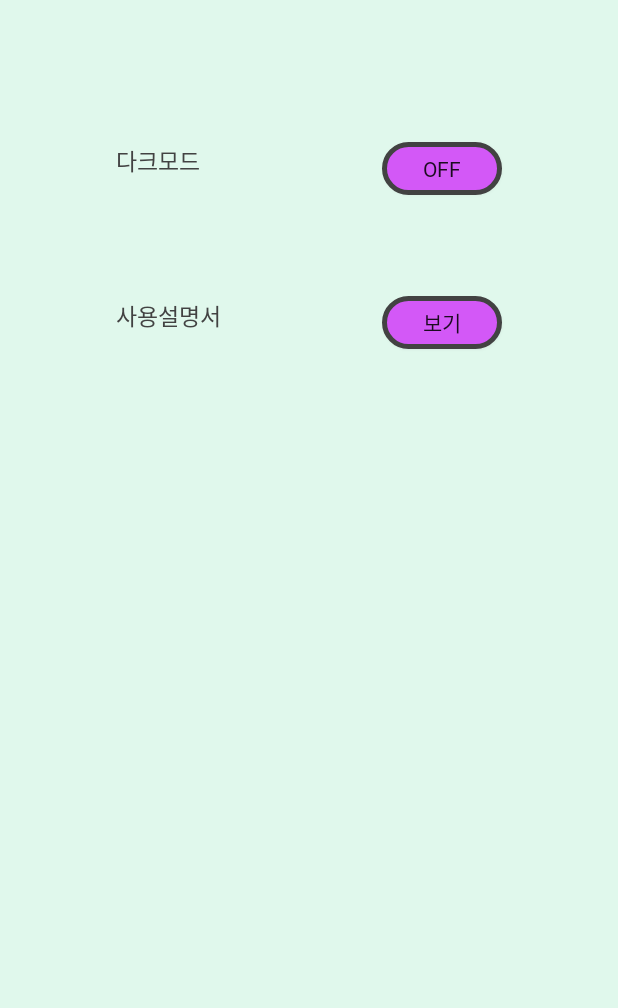
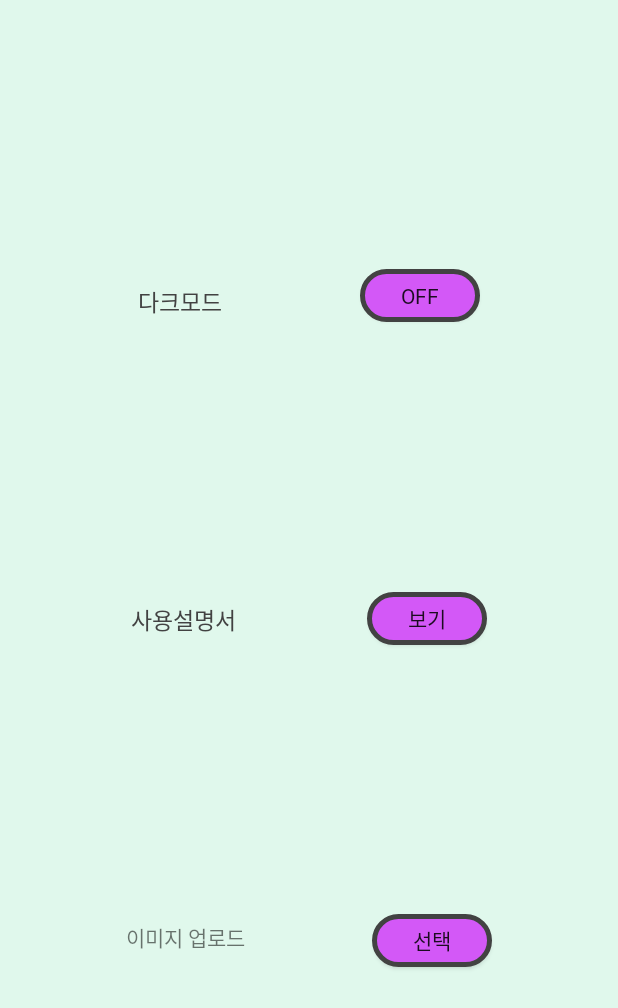
Before and after one commit to suteeee/RecycleApp, an Android app: the fragment AppSettingFragment shown on its own in the app's theme, on a phone screen of 412 x 824 dp. Shown: the top 1008 px of the screen. Run offline under Robolectric (Android 15) with nearby library versions, the phone set to English and light mode, and no system bars; 5 statements that could not run were skipped.

Commit message:
결과화면 구성 살짝 변경

```diff
--- a/app/src/main/java/com/kt/recycleapp/java/announce/AnnounceAdapter.java
+++ b/app/src/main/java/com/kt/recycleapp/java/announce/AnnounceAdapter.java
@@ -58,6 +58,9 @@ class AnnounceViewHoler extends RecyclerView.ViewHolder{
     public void bind(AnnounceData data ,int position) {
         binding.whatisTv2.setText(data.itemName);
         binding.howtorecycleTv1.setText(data.resultInfo);
+        binding.productClassisicationTv2.setText(data.kind);
+        if(position == 0) DatabaseReadModel.Companion.setNameForSetImage(data.itemName);
+
         model.setImage(context,binding.announceIv,binding.imageLoadingPb,data.itemName);
 
     }
--- a/app/src/main/java/com/kt/recycleapp/java/announce/AnnounceData.java
+++ b/app/src/main/java/com/kt/recycleapp/java/announce/AnnounceData.java
@@ -3,8 +3,10 @@ package com.kt.recycleapp.java.announce;
 public class AnnounceData {
     String itemName = "";
     String resultInfo = "";
-    public AnnounceData(String itemName, String resultInfo) {
+    String kind = "";
+    public AnnounceData(String itemName, String resultInfo, String kind) {
         this.itemName = itemName;
         this.resultInfo = resultInfo;
+        this.kind = kind;
     }
 }
--- a/app/src/main/java/com/kt/recycleapp/java/announce/bindAdapter.java
+++ b/app/src/main/java/com/kt/recycleapp/java/announce/bindAdapter.java
@@ -1,9 +1,14 @@
 package com.kt.recycleapp.java.announce;
+
+import android.widget.ImageView;
 
 import androidx.databinding.BindingAdapter;
 import androidx.databinding.ObservableArrayList;
 import androidx.recyclerview.widget.LinearLayoutManager;
 import androidx.recyclerview.widget.RecyclerView;
+
+import com.bumptech.glide.Glide;
+import com.kt.recycleapp.kotlin.etc.GlideApp;
 
 public class bindAdapter {
     @BindingAdapter("announce")
@@ -17,4 +22,5 @@ public class bindAdapter {
         ((AnnounceAdapter)recyclerView.getAdapter()).setItems(item);
         ((AnnounceAdapter)recyclerView.getAdapter()).notifyDataSetChanged();
     }
+
 }
--- a/app/src/main/java/com/kt/recycleapp/java/fragment/AppSettingFragment.java
+++ b/app/src/main/java/com/kt/recycleapp/java/fragment/AppSettingFragment.java
@@ -28,7 +28,7 @@ public class AppSettingFragment extends Fragment{
     private Button seeAnnounceButton;
     //private Switch darkmodSwitch;
     private Button darkmodButton;
-
+    private Button uploadButton;
 
 
     public View onCreateView(LayoutInflater inflater, ViewGroup container, Bundle savedInstanceState) {
@@ -40,7 +40,7 @@ public class AppSettingFragment extends Fragment{
         seeAnnounceButton = (Button) rootView.findViewById(R.id.announce_bt1);
         //darkmodSwitch = (Switch) rootView.findViewById(R.id.darkmod_sch1);
         darkmodButton = (Button) rootView.findViewById(R.id.darkmodonoff_bt1);
-
+        uploadButton = rootView.findViewById(R.id.imageUpload_btn1);
 
         MyPreferenceManager prefs = new MyPreferenceManager(requireContext()); //만들었던 preferenceManager를 쓸수있게 생성
 
@@ -75,6 +75,13 @@ public class AppSettingFragment extends Fragment{
                 }
             }
         });
+
+        uploadButton.setOnClickListener(v -> {
+            /*
+            * 여기에 코드 추가
+            * */
+        });
+
 
         return rootView;
     }
--- a/app/src/main/res/layout/fragment_app_setting.xml
+++ b/app/src/main/res/layout/fragment_app_setting.xml
@@ -12,31 +12,29 @@
 
     <TextView
         android:id="@+id/darkmod_tv1"
-        android:layout_width="100dp"
-        android:layout_height="30dp"
+        android:layout_width="wrap_content"
+        android:layout_height="wrap_content"
         android:fontFamily="@font/font3"
         android:text="다크모드"
         android:textColor="@color/main_text_color"
         android:textSize="15sp"
-        app:layout_constraintBottom_toBottomOf="parent"
+        app:layout_constraintBottom_toTopOf="@+id/announce_tv1"
         app:layout_constraintEnd_toStartOf="@+id/darkmodonoff_bt1"
         app:layout_constraintStart_toStartOf="parent"
-        app:layout_constraintTop_toTopOf="parent"
-        app:layout_constraintVertical_bias="0.12" />
+        app:layout_constraintTop_toTopOf="parent" />
 
     <TextView
         android:id="@+id/announce_tv1"
-        android:layout_width="100dp"
-        android:layout_height="30dp"
+        android:layout_width="wrap_content"
+        android:layout_height="wrap_content"
         android:fontFamily="@font/font3"
         android:text="사용설명서"
         android:textColor="@color/main_text_color"
         android:textSize="15sp"
-        app:layout_constraintBottom_toBottomOf="parent"
+        app:layout_constraintBottom_toTopOf="@+id/imageUpload_tv1"
         app:layout_constraintEnd_toStartOf="@+id/announce_bt1"
         app:layout_constraintStart_toStartOf="parent"
-        app:layout_constraintTop_toTopOf="parent"
-        app:layout_constraintVertical_bias="0.25" />
+        app:layout_constraintTop_toBottomOf="@+id/darkmod_tv1" />
 
     <Button
         android:id="@+id/announce_bt1"
@@ -45,11 +43,10 @@
         android:background="@drawable/common_buttom_design"
         android:fontFamily="@font/font3"
         android:text="보기"
-        app:layout_constraintBottom_toBottomOf="parent"
+        app:layout_constraintBottom_toTopOf="@+id/imageUpload_btn1"
         app:layout_constraintEnd_toEndOf="parent"
         app:layout_constraintStart_toEndOf="@+id/announce_tv1"
-        app:layout_constraintTop_toTopOf="parent"
-        app:layout_constraintVertical_bias="0.25" />
+        app:layout_constraintTop_toBottomOf="@+id/darkmodonoff_bt1" />
 
     <Button
         android:id="@+id/darkmodonoff_bt1"
@@ -58,11 +55,33 @@
         android:background="@drawable/common_buttom_design"
         android:fontFamily="@font/font3"
         android:text="Button"
+        app:layout_constraintBottom_toTopOf="@+id/announce_bt1"
+        app:layout_constraintEnd_toEndOf="parent"
+        app:layout_constraintStart_toEndOf="@+id/darkmod_tv1"
+        app:layout_constraintTop_toTopOf="parent" />
+
+    <TextView
+        android:id="@+id/imageUpload_tv1"
+        android:layout_width="wrap_content"
+        android:layout_height="wrap_content"
+        android:text="이미지 업로드"
+        app:layout_constraintBottom_toBottomOf="parent"
+        app:layout_constraintEnd_toStartOf="@+id/imageUpload_btn1"
+        app:layout_constraintStart_toStartOf="parent"
+        app:layout_constraintTop_toBottomOf="@+id/announce_tv1"
+        app:layout_constraintVertical_bias="0.501" />
+
+    <Button
+        android:id="@+id/imageUpload_btn1"
+        android:layout_width="80dp"
+        android:layout_height="35dp"
+        android:background="@drawable/common_buttom_design"
+        android:fontFamily="@font/font3"
+        android:text="선택"
         app:layout_constraintBottom_toBottomOf="parent"
         app:layout_constraintEnd_toEndOf="parent"
-        app:layout_constraintStart_toEndOf="@+id/darkmod_tv1"
-        app:layout_constraintTop_toTopOf="parent"
-        app:layout_constraintVertical_bias="0.120000005" />
+        app:layout_constraintStart_toEndOf="@+id/imageUpload_tv1"
+        app:layout_constraintTop_toBottomOf="@+id/announce_bt1" />
 
 
 </androidx.constraintlayout.widget.ConstraintLayout>
```
Also changed, not shown: app/src/main/java/com/kt/recycleapp/java/announce/AnnounceRecyclerFragment.java (+1 -9 lines), app/src/main/java/com/kt/recycleapp/java/announce/AnnounceRecyclerViewModel.java (+5 -3 lines), app/src/main/java/com/kt/recycleapp/model/DatabaseReadModel.kt (+75 -22 lines), app/src/main/res/layout/announce_layout_unit.xml (+53 -11 lines).
